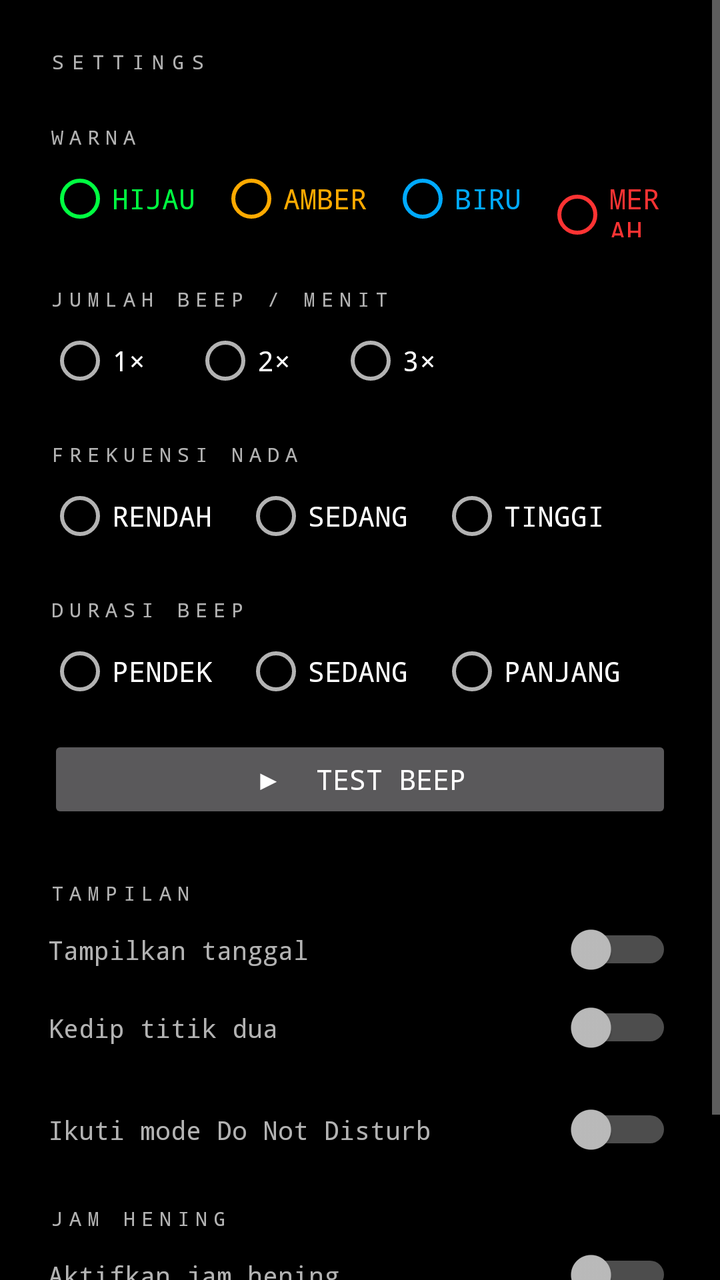
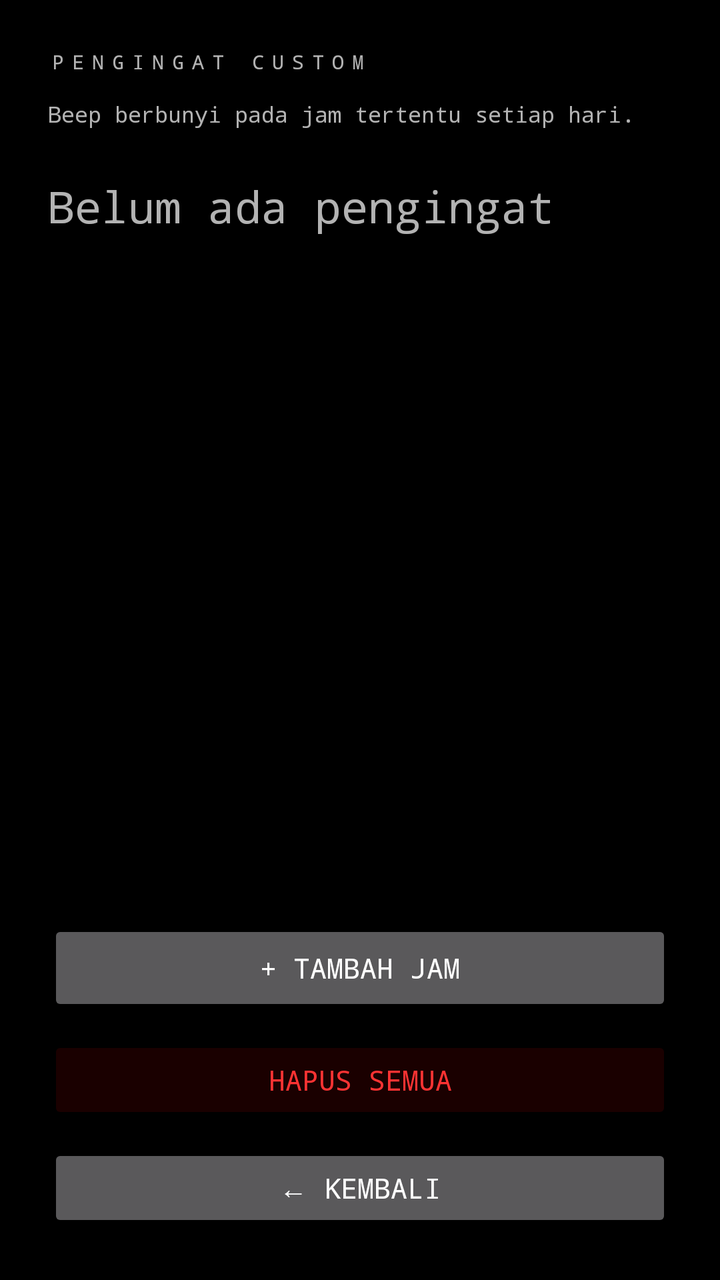

An Android layout rendered at two revisions. The XML below is the earlier revision; the diff shows what the commit changed to produce the second picture.
<!-- AndroidManifest.xml: application theme AppTheme -->
<!-- res/layout/activity_reminder.xml -->
<?xml version="1.0" encoding="utf-8"?>
<ScrollView xmlns:android="http://schemas.android.com/apk/res/android"
    android:layout_width="match_parent"
    android:layout_height="match_parent"
    android:background="#000000">

    <LinearLayout
        android:layout_width="match_parent"
        android:layout_height="wrap_content"
        android:orientation="vertical"
        android:padding="24dp">

        <TextView android:text="SETTINGS"
            android:textSize="10sp" android:letterSpacing="0.4"
            android:fontFamily="monospace" android:tag="label_faint"
            android:layout_marginBottom="24dp"
            android:layout_width="wrap_content" android:layout_height="wrap_content"/>

        
        <TextView android:text="WARNA"
            android:textSize="10sp" android:letterSpacing="0.3"
            android:fontFamily="monospace" android:tag="label_dim"
            android:layout_marginBottom="8dp"
            android:layout_width="wrap_content" android:layout_height="wrap_content"/>

        <RadioGroup android:id="@+id/rgColor"
            android:orientation="horizontal"
            android:layout_marginBottom="24dp"
            android:layout_width="wrap_content" android:layout_height="wrap_content">

            <RadioButton android:id="@+id/rbGreen" android:text="HIJAU"
                android:textColor="#00FF41" android:fontFamily="monospace"
                android:buttonTint="#00FF41" android:tag="no_color"
                android:layout_width="wrap_content" android:layout_height="wrap_content"
                android:layout_marginEnd="12dp"/>
            <RadioButton android:id="@+id/rbAmber" android:text="AMBER"
                android:textColor="#FFAA00" android:fontFamily="monospace"
                android:buttonTint="#FFAA00" android:tag="no_color"
                android:layout_width="wrap_content" android:layout_height="wrap_content"
                android:layout_marginEnd="12dp"/>
            <RadioButton android:id="@+id/rbBlue" android:text="BIRU"
                android:textColor="#00AAFF" android:fontFamily="monospace"
                android:buttonTint="#00AAFF" android:tag="no_color"
                android:layout_width="wrap_content" android:layout_height="wrap_content"
                android:layout_marginEnd="12dp"/>
            <RadioButton android:id="@+id/rbRed" android:text="MERAH"
                android:textColor="#FF3333" android:fontFamily="monospace"
                android:buttonTint="#FF3333" android:tag="no_color"
                android:layout_width="wrap_content" android:layout_height="wrap_content"/>
        </RadioGroup>

        
        <TextView android:text="JUMLAH BEEP / MENIT"
            android:textSize="10sp" android:letterSpacing="0.3"
            android:fontFamily="monospace" android:tag="label_dim"
            android:layout_marginBottom="8dp"
            android:layout_width="wrap_content" android:layout_height="wrap_content"/>

        <RadioGroup android:id="@+id/rgBeepCount"
            android:orientation="horizontal"
            android:layout_marginBottom="24dp"
            android:layout_width="wrap_content" android:layout_height="wrap_content">
            <RadioButton android:id="@+id/rb1x" android:text="1×"
                android:fontFamily="monospace"
                android:layout_width="wrap_content" android:layout_height="wrap_content"
                android:layout_marginEnd="24dp"/>
            <RadioButton android:id="@+id/rb2x" android:text="2×"
                android:fontFamily="monospace"
                android:layout_width="wrap_content" android:layout_height="wrap_content"
                android:layout_marginEnd="24dp"/>
            <RadioButton android:id="@+id/rb3x" android:text="3×"
                android:fontFamily="monospace"
                android:layout_width="wrap_content" android:layout_height="wrap_content"/>
        </RadioGroup>

        
        <TextView android:text="FREKUENSI NADA"
            android:textSize="10sp" android:letterSpacing="0.3"
            android:fontFamily="monospace" android:tag="label_dim"
            android:layout_marginBottom="8dp"
            android:layout_width="wrap_content" android:layout_height="wrap_content"/>

        <RadioGroup android:id="@+id/rgFreq"
            android:orientation="horizontal"
            android:layout_marginBottom="24dp"
            android:layout_width="wrap_content" android:layout_height="wrap_content">
            <RadioButton android:id="@+id/rbFreqLow" android:text="RENDAH"
                android:fontFamily="monospace"
                android:layout_width="wrap_content" android:layout_height="wrap_content"
                android:layout_marginEnd="16dp"/>
            <RadioButton android:id="@+id/rbFreqMid" android:text="SEDANG"
                android:fontFamily="monospace"
                android:layout_width="wrap_content" android:layout_height="wrap_content"
                android:layout_marginEnd="16dp"/>
            <RadioButton android:id="@+id/rbFreqHigh" android:text="TINGGI"
                android:fontFamily="monospace"
                android:layout_width="wrap_content" android:layout_height="wrap_content"/>
        </RadioGroup>

        
        <TextView android:text="DURASI BEEP"
            android:textSize="10sp" android:letterSpacing="0.3"
            android:fontFamily="monospace" android:tag="label_dim"
            android:layout_marginBottom="8dp"
            android:layout_width="wrap_content" android:layout_height="wrap_content"/>

        <RadioGroup android:id="@+id/rgDuration"
            android:orientation="horizontal"
            android:layout_marginBottom="16dp"
            android:layout_width="wrap_content" android:layout_height="wrap_content">
            <RadioButton android:id="@+id/rbDurShort" android:text="PENDEK"
                android:fontFamily="monospace"
                android:layout_width="wrap_content" android:layout_height="wrap_content"
                android:layout_marginEnd="16dp"/>
            <RadioButton android:id="@+id/rbDurMid" android:text="SEDANG"
                android:fontFamily="monospace"
                android:layout_width="wrap_content" android:layout_height="wrap_content"
                android:layout_marginEnd="16dp"/>
            <RadioButton android:id="@+id/rbDurLong" android:text="PANJANG"
                android:fontFamily="monospace"
                android:layout_width="wrap_content" android:layout_height="wrap_content"/>
        </RadioGroup>

        
        <Button android:id="@+id/btnTestBeep"
            android:text="▶  TEST BEEP"
            android:fontFamily="monospace"
            android:tag="btn_test"
            android:layout_width="match_parent" android:layout_height="44dp"
            android:layout_marginBottom="28dp"/>

        
        <TextView android:text="TAMPILAN"
            android:textSize="10sp" android:letterSpacing="0.3"
            android:fontFamily="monospace" android:tag="label_dim"
            android:layout_marginBottom="8dp"
            android:layout_width="wrap_content" android:layout_height="wrap_content"/>

        <LinearLayout android:layout_width="match_parent"
            android:layout_height="wrap_content" android:orientation="horizontal"
            android:gravity="center_vertical" android:layout_marginBottom="12dp">
            <TextView android:text="Tampilkan tanggal"
                android:fontFamily="monospace" android:textSize="13sp"
                android:layout_weight="1"
                android:layout_width="0dp" android:layout_height="wrap_content"/>
            <Switch android:id="@+id/swShowDate"
                android:layout_width="wrap_content" android:layout_height="wrap_content"/>
        </LinearLayout>

        <LinearLayout android:layout_width="match_parent"
            android:layout_height="wrap_content" android:orientation="horizontal"
            android:gravity="center_vertical" android:layout_marginBottom="24dp">
            <TextView android:text="Kedip titik dua"
                android:fontFamily="monospace" android:textSize="13sp"
                android:layout_weight="1"
                android:layout_width="0dp" android:layout_height="wrap_content"/>
            <Switch android:id="@+id/swBlinkColon"
                android:layout_width="wrap_content" android:layout_height="wrap_content"/>
        </LinearLayout>

        
        <LinearLayout android:layout_width="match_parent"
            android:layout_height="wrap_content" android:orientation="horizontal"
            android:gravity="center_vertical" android:layout_marginBottom="24dp">
            <TextView android:text="Ikuti mode Do Not Disturb"
                android:fontFamily="monospace" android:textSize="13sp"
                android:layout_weight="1"
                android:layout_width="0dp" android:layout_height="wrap_content"/>
            <Switch android:id="@+id/swDnd"
                android:layout_width="wrap_content" android:layout_height="wrap_content"/>
        </LinearLayout>

        
        <TextView android:text="JAM HENING"
            android:textSize="10sp" android:letterSpacing="0.3"
            android:fontFamily="monospace" android:tag="label_dim"
            android:layout_marginBottom="8dp"
            android:layout_width="wrap_content" android:layout_height="wrap_content"/>

        <LinearLayout android:layout_width="match_parent"
            android:layout_height="wrap_content" android:orientation="horizontal"
            android:gravity="center_vertical" android:layout_marginBottom="12dp">
            <TextView android:text="Aktifkan jam hening"
                android:fontFamily="monospace" android:textSize="13sp"
                android:layout_weight="1"
                android:layout_width="0dp" android:layout_height="wrap_content"/>
            <Switch android:id="@+id/swSilent"
                android:layout_width="wrap_content" android:layout_height="wrap_content"/>
        </LinearLayout>

        <LinearLayout android:id="@+id/layoutSilentTimes"
            android:layout_width="match_parent" android:layout_height="wrap_content"
            android:orientation="horizontal" android:gravity="center_vertical"
            android:layout_marginBottom="32dp" android:visibility="gone">

            <TextView android:text="Dari"
                android:fontFamily="monospace" android:textSize="12sp"
                android:tag="label_faint"
                android:layout_marginEnd="8dp"
                android:layout_width="wrap_content" android:layout_height="wrap_content"/>

            <TextView android:id="@+id/tvSilentStart"
                android:text="22:00"
                android:fontFamily="monospace" android:textSize="18sp"
                android:padding="8dp" android:tag="silent_time"
                android:layout_width="wrap_content" android:layout_height="wrap_content"
                android:layout_marginEnd="16dp"/>

            <TextView android:text="sampai"
                android:fontFamily="monospace" android:textSize="12sp"
                android:tag="label_faint"
                android:layout_marginEnd="8dp"
                android:layout_width="wrap_content" android:layout_height="wrap_content"/>

            <TextView android:id="@+id/tvSilentEnd"
                android:text="06:00"
                android:fontFamily="monospace" android:textSize="18sp"
                android:padding="8dp" android:tag="silent_time"
                android:layout_width="wrap_content" android:layout_height="wrap_content"/>
        </LinearLayout>

        <Button android:id="@+id/btnBack"
            android:text="← KEMBALI"
            android:fontFamily="monospace"
            android:layout_width="match_parent" android:layout_height="48dp"/>

    </LinearLayout>
</ScrollView>
<!-- resources referenced by this layout -->
<resources>
  <style name="AppTheme" parent="Theme.AppCompat.NoActionBar">
          <item name="android:windowBackground">#000000</item>
          <item name="android:statusBarColor">#000000</item>
          <item name="android:navigationBarColor">#000000</item>
          <item name="colorPrimary">#00FF41</item>
          <item name="colorAccent">#00FF41</item>
      </style>
</resources>

<!-- the commit's change to res/layout/activity_reminder.xml (unified diff, before → after) -->
@@ -1,228 +1,46 @@
 <?xml version="1.0" encoding="utf-8"?>
-<ScrollView xmlns:android="http://schemas.android.com/apk/res/android"
+<LinearLayout xmlns:android="http://schemas.android.com/apk/res/android"
     android:layout_width="match_parent"
     android:layout_height="match_parent"
-    android:background="#000000">
+    android:background="#000000"
+    android:orientation="vertical"
+    android:padding="24dp">
 
-    <LinearLayout
-        android:layout_width="match_parent"
-        android:layout_height="wrap_content"
-        android:orientation="vertical"
-        android:padding="24dp">
+    <TextView android:text="PENGINGAT CUSTOM"
+        android:textSize="10sp" android:letterSpacing="0.4"
+        android:fontFamily="monospace" android:tag="label_faint"
+        android:layout_marginBottom="12dp"
+        android:layout_width="wrap_content" android:layout_height="wrap_content"/>
 
-        <TextView android:text="SETTINGS"
-            android:textSize="10sp" android:letterSpacing="0.4"
-            android:fontFamily="monospace" android:tag="label_faint"
-            android:layout_marginBottom="24dp"
-            android:layout_width="wrap_content" android:layout_height="wrap_content"/>
+    <TextView android:text="Beep berbunyi pada jam tertentu setiap hari."
+        android:textSize="11sp" android:fontFamily="monospace"
+        android:tag="label_faint"
+        android:layout_marginBottom="24dp"
+        android:layout_width="wrap_content" android:layout_height="wrap_content"/>
 
-        
-        <TextView android:text="WARNA"
-            android:textSize="10sp" android:letterSpacing="0.3"
-            android:fontFamily="monospace" android:tag="label_dim"
-            android:layout_marginBottom="8dp"
-            android:layout_width="wrap_content" android:layout_height="wrap_content"/>
+    <TextView android:id="@+id/tvReminderList"
+        android:text="Belum ada pengingat"
+        android:textSize="22sp" android:fontFamily="monospace"
+        android:lineSpacingMultiplier="1.6"
+        android:layout_weight="1"
+        android:layout_width="wrap_content" android:layout_height="0dp"/>
 
-        <RadioGroup android:id="@+id/rgColor"
-            android:orientation="horizontal"
-            android:layout_marginBottom="24dp"
-            android:layout_width="wrap_content" android:layout_height="wrap_content">
+    <Button android:id="@+id/btnAddReminder"
+        android:text="+ TAMBAH JAM"
+        android:fontFamily="monospace" android:tag="btn_start"
+        android:layout_width="match_parent" android:layout_height="48dp"
+        android:layout_marginBottom="10dp"/>
 
-            <RadioButton android:id="@+id/rbGreen" android:text="HIJAU"
-                android:textColor="#00FF41" android:fontFamily="monospace"
-                android:buttonTint="#00FF41" android:tag="no_color"
-                android:layout_width="wrap_content" android:layout_height="wrap_content"
-                android:layout_marginEnd="12dp"/>
-            <RadioButton android:id="@+id/rbAmber" android:text="AMBER"
-                android:textColor="#FFAA00" android:fontFamily="monospace"
-                android:buttonTint="#FFAA00" android:tag="no_color"
-                android:layout_width="wrap_content" android:layout_height="wrap_content"
-                android:layout_marginEnd="12dp"/>
-            <RadioButton android:id="@+id/rbBlue" android:text="BIRU"
-                android:textColor="#00AAFF" android:fontFamily="monospace"
-                android:buttonTint="#00AAFF" android:tag="no_color"
-                android:layout_width="wrap_content" android:layout_height="wrap_content"
-                android:layout_marginEnd="12dp"/>
-            <RadioButton android:id="@+id/rbRed" android:text="MERAH"
-                android:textColor="#FF3333" android:fontFamily="monospace"
-                android:buttonTint="#FF3333" android:tag="no_color"
-                android:layout_width="wrap_content" android:layout_height="wrap_content"/>
-        </RadioGroup>
+    <Button android:id="@+id/btnClearAll"
+        android:text="HAPUS SEMUA"
+        android:textColor="#FF3333" android:backgroundTint="#1A0000"
+        android:fontFamily="monospace" android:tag="btn_stop"
+        android:layout_width="match_parent" android:layout_height="44dp"
+        android:layout_marginBottom="10dp"/>
 
-        
-        <TextView android:text="JUMLAH BEEP / MENIT"
-            android:textSize="10sp" android:letterSpacing="0.3"
-            android:fontFamily="monospace" android:tag="label_dim"
-            android:layout_marginBottom="8dp"
-            android:layout_width="wrap_content" android:layout_height="wrap_content"/>
+    <Button android:id="@+id/btnBack"
+        android:text="← KEMBALI"
+        android:fontFamily="monospace"
+        android:layout_width="match_parent" android:layout_height="44dp"/>
 
-        <RadioGroup android:id="@+id/rgBeepCount"
-            android:orientation="horizontal"
-            android:layout_marginBottom="24dp"
-            android:layout_width="wrap_content" android:layout_height="wrap_content">
-            <RadioButton android:id="@+id/rb1x" android:text="1×"
-                android:fontFamily="monospace"
-                android:layout_width="wrap_content" android:layout_height="wrap_content"
-                android:layout_marginEnd="24dp"/>
-            <RadioButton android:id="@+id/rb2x" android:text="2×"
-                android:fontFamily="monospace"
-                android:layout_width="wrap_content" android:layout_height="wrap_content"
-                android:layout_marginEnd="24dp"/>
-            <RadioButton android:id="@+id/rb3x" android:text="3×"
-                android:fontFamily="monospace"
-                android:layout_width="wrap_content" android:layout_height="wrap_content"/>
-        </RadioGroup>
-
-        
-        <TextView android:text="FREKUENSI NADA"
-            android:textSize="10sp" android:letterSpacing="0.3"
-            android:fontFamily="monospace" android:tag="label_dim"
-            android:layout_marginBottom="8dp"
-            android:layout_width="wrap_content" android:layout_height="wrap_content"/>
-
-        <RadioGroup android:id="@+id/rgFreq"
-            android:orientation="horizontal"
-            android:layout_marginBottom="24dp"
-            android:layout_width="wrap_content" android:layout_height="wrap_content">
-            <RadioButton android:id="@+id/rbFreqLow" android:text="RENDAH"
-                android:fontFamily="monospace"
-                android:layout_width="wrap_content" android:layout_height="wrap_content"
-                android:layout_marginEnd="16dp"/>
-            <RadioButton android:id="@+id/rbFreqMid" android:text="SEDANG"
-                android:fontFamily="monospace"
-                android:layout_width="wrap_content" android:layout_height="wrap_content"
-                android:layout_marginEnd="16dp"/>
-            <RadioButton android:id="@+id/rbFreqHigh" android:text="TINGGI"
-                android:fontFamily="monospace"
-                android:layout_width="wrap_content" android:layout_height="wrap_content"/>
-        </RadioGroup>
-
-        
-        <TextView android:text="DURASI BEEP"
-            android:textSize="10sp" android:letterSpacing="0.3"
-            android:fontFamily="monospace" android:tag="label_dim"
-            android:layout_marginBottom="8dp"
-            android:layout_width="wrap_content" android:layout_height="wrap_content"/>
-
-        <RadioGroup android:id="@+id/rgDuration"
-            android:orientation="horizontal"
-            android:layout_marginBottom="16dp"
-            android:layout_width="wrap_content" android:layout_height="wrap_content">
-            <RadioButton android:id="@+id/rbDurShort" android:text="PENDEK"
-                android:fontFamily="monospace"
-                android:layout_width="wrap_content" android:layout_height="wrap_content"
-                android:layout_marginEnd="16dp"/>
-            <RadioButton android:id="@+id/rbDurMid" android:text="SEDANG"
-                android:fontFamily="monospace"
-                android:layout_width="wrap_content" android:layout_height="wrap_content"
-                android:layout_marginEnd="16dp"/>
-            <RadioButton android:id="@+id/rbDurLong" android:text="PANJANG"
-                android:fontFamily="monospace"
-                android:layout_width="wrap_content" android:layout_height="wrap_content"/>
-        </RadioGroup>
-
-        
-        <Button android:id="@+id/btnTestBeep"
-            android:text="▶  TEST BEEP"
-            android:fontFamily="monospace"
-            android:tag="btn_test"
-            android:layout_width="match_parent" android:layout_height="44dp"
-            android:layout_marginBottom="28dp"/>
-
-        
-        <TextView android:text="TAMPILAN"
-            android:textSize="10sp" android:letterSpacing="0.3"
-            android:fontFamily="monospace" android:tag="label_dim"
-            android:layout_marginBottom="8dp"
-            android:layout_width="wrap_content" android:layout_height="wrap_content"/>
-
-        <LinearLayout android:layout_width="match_parent"
-            android:layout_height="wrap_content" android:orientation="horizontal"
-            android:gravity="center_vertical" android:layout_marginBottom="12dp">
-            <TextView android:text="Tampilkan tanggal"
-                android:fontFamily="monospace" android:textSize="13sp"
-                android:layout_weight="1"
-                android:layout_width="0dp" android:layout_height="wrap_content"/>
-            <Switch android:id="@+id/swShowDate"
-                android:layout_width="wrap_content" android:layout_height="wrap_content"/>
-        </LinearLayout>
-
-        <LinearLayout android:layout_width="match_parent"
-            android:layout_height="wrap_content" android:orientation="horizontal"
-            android:gravity="center_vertical" android:layout_marginBottom="24dp">
-            <TextView android:text="Kedip titik dua"
-                android:fontFamily="monospace" android:textSize="13sp"
-                android:layout_weight="1"
-                android:layout_width="0dp" android:layout_height="wrap_content"/>
-            <Switch android:id="@+id/swBlinkColon"
-                android:layout_width="wrap_content" android:layout_height="wrap_content"/>
-        </LinearLayout>
-
-        
-        <LinearLayout android:layout_width="match_parent"
-            android:layout_height="wrap_content" android:orientation="horizontal"
-            android:gravity="center_vertical" android:layout_marginBottom="24dp">
-            <TextView android:text="Ikuti mode Do Not Disturb"
-                android:fontFamily="monospace" android:textSize="13sp"
-                android:layout_weight="1"
-                android:layout_width="0dp" android:layout_height="wrap_content"/>
-            <Switch android:id="@+id/swDnd"
-                android:layout_width="wrap_content" android:layout_height="wrap_content"/>
-        </LinearLayout>
-
-        
-        <TextView android:text="JAM HENING"
-            android:textSize="10sp" android:letterSpacing="0.3"
-            android:fontFamily="monospace" android:tag="label_dim"
-            android:layout_marginBottom="8dp"
-            android:layout_width="wrap_content" android:layout_height="wrap_content"/>
-
-        <LinearLayout android:layout_width="match_parent"
-            android:layout_height="wrap_content" android:orientation="horizontal"
-            android:gravity="center_vertical" android:layout_marginBottom="12dp">
-            <TextView android:text="Aktifkan jam hening"
-                android:fontFamily="monospace" android:textSize="13sp"
-                android:layout_weight="1"
-                android:layout_width="0dp" android:layout_height="wrap_content"/>
-            <Switch android:id="@+id/swSilent"
-                android:layout_width="wrap_content" android:layout_height="wrap_content"/>
-        </LinearLayout>
-
-        <LinearLayout android:id="@+id/layoutSilentTimes"
-            android:layout_width="match_parent" android:layout_height="wrap_content"
-            android:orientation="horizontal" android:gravity="center_vertical"
-            android:layout_marginBottom="32dp" android:visibility="gone">
-
-            <TextView android:text="Dari"
-                android:fontFamily="monospace" android:textSize="12sp"
-                android:tag="label_faint"
-                android:layout_marginEnd="8dp"
-                android:layout_width="wrap_content" android:layout_height="wrap_content"/>
-
-            <TextView android:id="@+id/tvSilentStart"
-                android:text="22:00"
-                android:fontFamily="monospace" android:textSize="18sp"
-                android:padding="8dp" android:tag="silent_time"
-                android:layout_width="wrap_content" android:layout_height="wrap_content"
-                android:layout_marginEnd="16dp"/>
-
-            <TextView android:text="sampai"
-                android:fontFamily="monospace" android:textSize="12sp"
-                android:tag="label_faint"
-                android:layout_marginEnd="8dp"
-                android:layout_width="wrap_content" android:layout_height="wrap_content"/>
-
-            <TextView android:id="@+id/tvSilentEnd"
-                android:text="06:00"
-                android:fontFamily="monospace" android:textSize="18sp"
-                android:padding="8dp" android:tag="silent_time"
-                android:layout_width="wrap_content" android:layout_height="wrap_content"/>
-        </LinearLayout>
-
-        <Button android:id="@+id/btnBack"
-            android:text="← KEMBALI"
-            android:fontFamily="monospace"
-            android:layout_width="match_parent" android:layout_height="48dp"/>
-
-    </LinearLayout>
-</ScrollView>
+</LinearLayout>
